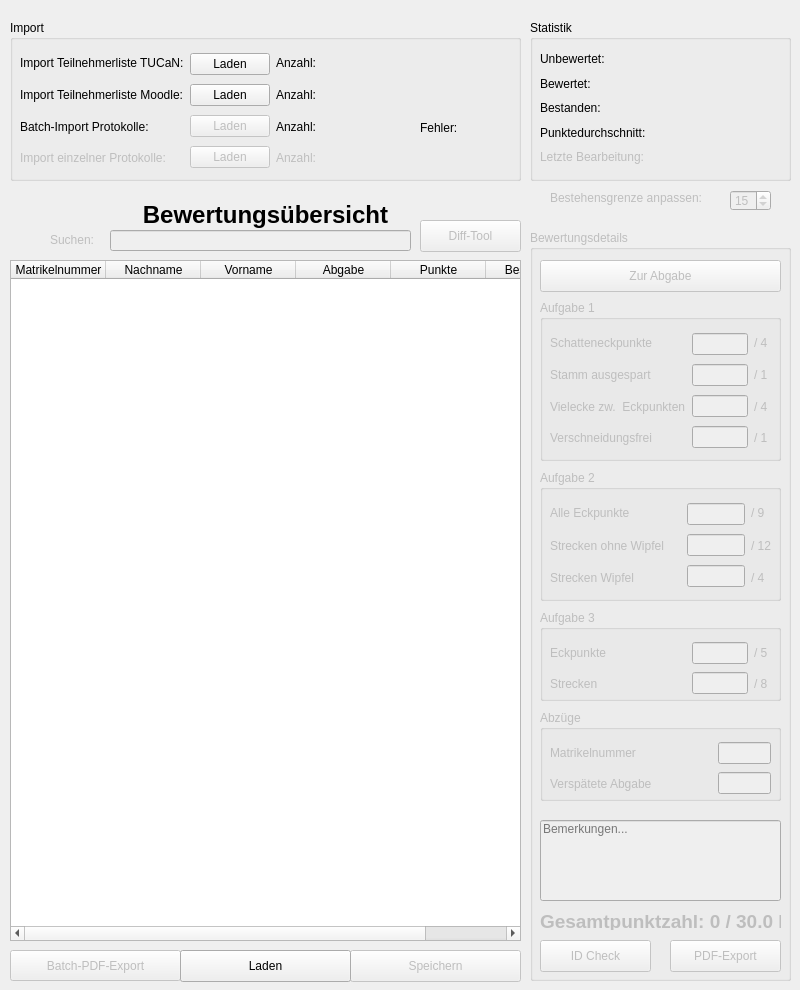
First picture: the form in gmvtestat.ui, repository Dimey/IIB_GMV-Testat, before the edit.
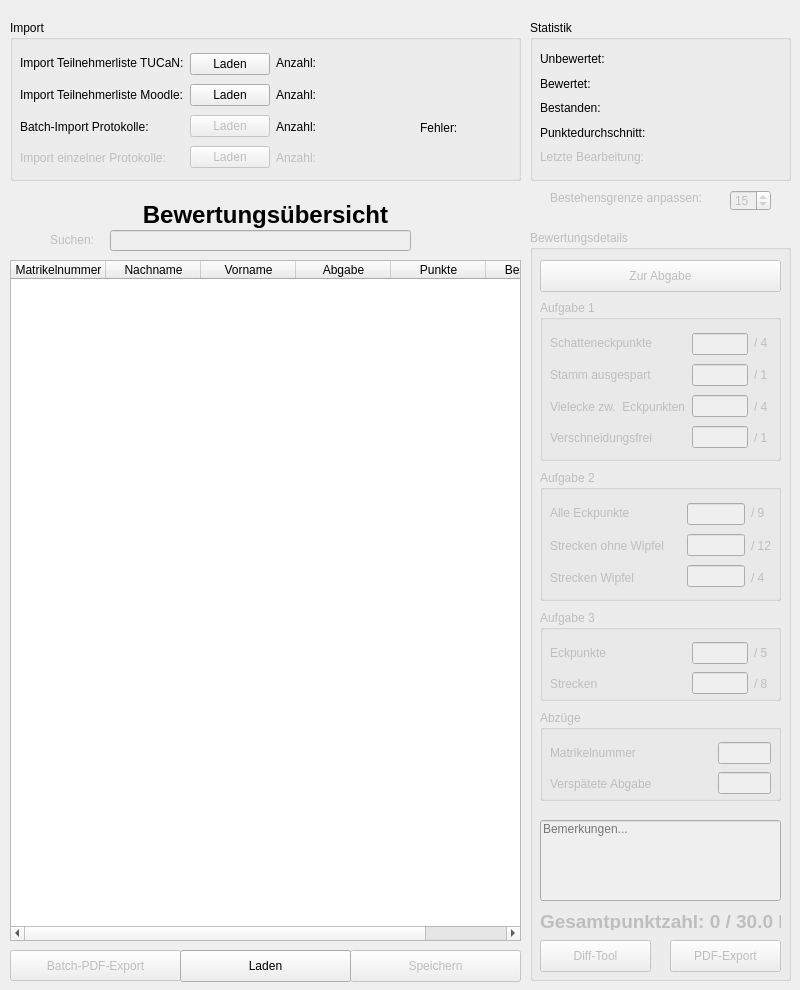
Second picture: the form after the edit. Icons and pictures are not drawn.

```diff
--- a/gmvtestat.ui
+++ b/gmvtestat.ui
@@ -602,7 +602,7 @@
       <string>Bemerkungen...</string>
      </property>
     </widget>
-    <widget class="QPushButton" name="idCheck_btn">
+    <widget class="QPushButton" name="diffTool_btn">
      <property name="enabled">
       <bool>false</bool>
      </property>
@@ -615,7 +615,7 @@
       </rect>
      </property>
      <property name="text">
-      <string>ID Check</string>
+      <string>Diff-Tool</string>
      </property>
     </widget>
    </widget>
@@ -880,22 +880,6 @@
      <string>Bestehensgrenze anpassen:</string>
     </property>
    </widget>
-   <widget class="QPushButton" name="diffTool_btn">
-    <property name="enabled">
-     <bool>false</bool>
-    </property>
-    <property name="geometry">
-     <rect>
-      <x>420</x>
-      <y>220</y>
-      <width>101</width>
-      <height>32</height>
-     </rect>
-    </property>
-    <property name="text">
-     <string>Diff-Tool</string>
-    </property>
-   </widget>
    <widget class="QGroupBox" name="groupBox_6">
     <property name="geometry">
      <rect>
```
Left out of the diff: 2 changed lines with no effect on the pictures.
